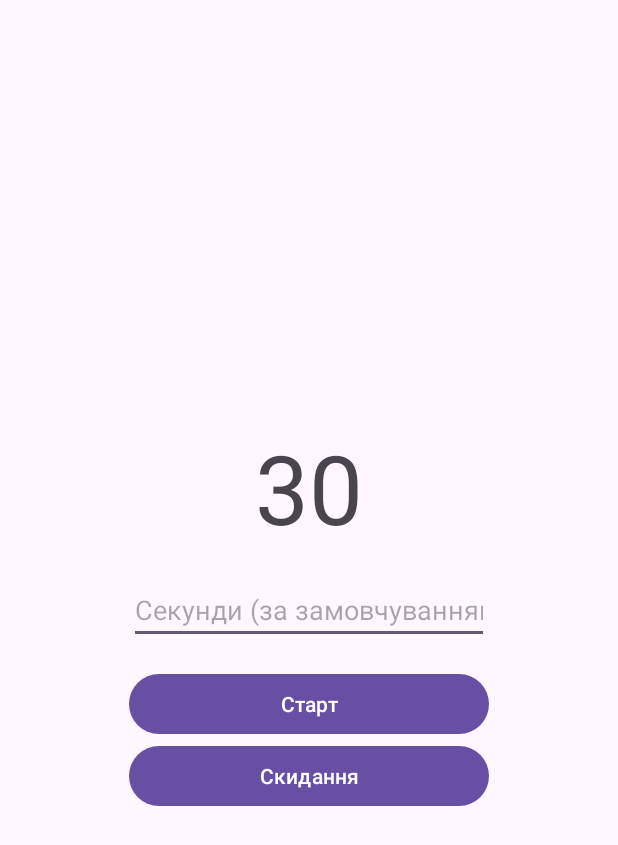
After one commit to shchursasha1/kotlin-course, an Android app: the TimerActivity screen opened directly, with no data from a screen before it, on a phone screen of 412 x 824 dp. The commit adds this screen. Shown: the top 845 px of the screen. Run offline under Robolectric (Android 15) with nearby library versions, the phone set to English and light mode, and no system bars; our stand-ins replace Timber.

Commit message:
add Android homework 2.6 - MVVM Timer

```diff
--- a/android/android_homeworks/app/src/main/AndroidManifest.xml
+++ b/android/android_homeworks/app/src/main/AndroidManifest.xml
@@ -30,6 +30,8 @@
 
         <activity android:name=".SecondActivity" />
 
+        <activity android:name=".TimerActivity" />
+
         <activity
             android:name=".DetailsActivity"
             android:exported="true">
--- a/android/android_homeworks/app/src/main/java/com/example/homework2_1/MainActivity.kt
+++ b/android/android_homeworks/app/src/main/java/com/example/homework2_1/MainActivity.kt
@@ -70,6 +70,10 @@ class MainActivity : AppCompatActivity() {
 
         findViewById<Button>(R.id.openSecondButton).setOnClickListener {
             startActivity(Intent(this, SecondActivity::class.java))
+        }
+
+        findViewById<Button>(R.id.openTimerButton).setOnClickListener {
+            startActivity(Intent(this, TimerActivity::class.java))
         }
     }
 
--- /dev/null
+++ b/android/android_homeworks/app/src/main/java/com/example/homework2_1/TimerActivity.kt
@@ -0,0 +1,48 @@
+package com.example.homework2_1
+
+import android.os.Bundle
+import androidx.activity.enableEdgeToEdge
+import androidx.activity.viewModels
+import androidx.appcompat.app.AppCompatActivity
+import androidx.core.view.ViewCompat
+import androidx.core.view.WindowInsetsCompat
+import com.example.homework2_1.databinding.ActivityTimerBinding
+
+// View: only shows data and passes clicks to the ViewModel
+class TimerActivity : AppCompatActivity() {
+
+    private lateinit var binding: ActivityTimerBinding
+
+    // Returns the same ViewModel after rotation, never create it with TimerViewModel()
+    private val viewModel: TimerViewModel by viewModels()
+
+    override fun onCreate(savedInstanceState: Bundle?) {
+        super.onCreate(savedInstanceState)
+        enableEdgeToEdge()
+        binding = ActivityTimerBinding.inflate(layoutInflater)
+        setContentView(binding.root)
+        ViewCompat.setOnApplyWindowInsetsListener(binding.root) { v, insets ->
+            val systemBars = insets.getInsets(WindowInsetsCompat.Type.systemBars())
+            v.setPadding(systemBars.left, systemBars.top, systemBars.right, systemBars.bottom)
+            insets
+        }
+
+        viewModel.timerLiveData.observe(this) { seconds ->
+            binding.tvTimer.text = seconds.toString()
+        }
+
+        viewModel.isTimerRunning.observe(this) { isRunning ->
+            binding.btnStart.isEnabled = !isRunning
+        }
+
+        binding.btnStart.setOnClickListener {
+            // null if the field is empty or not a number
+            val userSeconds = binding.etSeconds.text.toString().toLongOrNull()
+            viewModel.startTimer(userSeconds)
+        }
+
+        binding.btnReset.setOnClickListener {
+            viewModel.resetTimer()
+        }
+    }
+}
--- /dev/null
+++ b/android/android_homeworks/app/src/main/java/com/example/homework2_1/TimerViewModel.kt
@@ -0,0 +1,57 @@
+package com.example.homework2_1
+
+import androidx.lifecycle.LiveData
+import androidx.lifecycle.MutableLiveData
+import androidx.lifecycle.ViewModel
+import timber.log.Timber
+
+// ViewModel: keeps the screen state and survives screen rotation
+class TimerViewModel : ViewModel() {
+
+    private val timerModel = TimerModel()
+
+    // Only the ViewModel can change the value, the Activity can only observe it
+    private val _timerLiveData = MutableLiveData(DEFAULT_SECONDS)
+    val timerLiveData: LiveData<Long> = _timerLiveData
+
+    private val _isTimerRunning = MutableLiveData(false)
+    val isTimerRunning: LiveData<Boolean> = _isTimerRunning
+
+    init {
+        Timber.d("TimerViewModel created")
+    }
+
+    // userSeconds is null if the input is empty or not a number
+    fun startTimer(userSeconds: Long?) {
+        val seconds = if (userSeconds == null || userSeconds <= 0) DEFAULT_SECONDS else userSeconds
+
+        _timerLiveData.value = seconds
+        _isTimerRunning.value = true
+
+        timerModel.start(
+            seconds,
+            onTick = { secondsLeft -> _timerLiveData.value = secondsLeft },
+            onFinish = {
+                _timerLiveData.value = 0
+                _isTimerRunning.value = false
+            }
+        )
+    }
+
+    fun resetTimer() {
+        timerModel.stop()
+        _timerLiveData.value = DEFAULT_SECONDS
+        _isTimerRunning.value = false
+    }
+
+    // Called once, when the screen is closed for good (not on rotation)
+    override fun onCleared() {
+        super.onCleared()
+        timerModel.stop()
+        Timber.d("TimerViewModel onCleared, timer stopped")
+    }
+
+    companion object {
+        const val DEFAULT_SECONDS = 30L
+    }
+}
--- a/android/android_homeworks/app/src/main/res/layout/activity_main.xml
+++ b/android/android_homeworks/app/src/main/res/layout/activity_main.xml
@@ -101,4 +101,10 @@
         android:layout_height="wrap_content"
         android:text="@string/open_second" />
 
+    <Button
+        android:id="@+id/openTimerButton"
+        android:layout_width="match_parent"
+        android:layout_height="wrap_content"
+        android:text="@string/open_timer" />
+
 </LinearLayout>
--- /dev/null
+++ b/android/android_homeworks/app/src/main/res/layout/activity_timer.xml
@@ -0,0 +1,38 @@
+<?xml version="1.0" encoding="utf-8"?>
+<LinearLayout xmlns:android="http://schemas.android.com/apk/res/android"
+    xmlns:tools="http://schemas.android.com/tools"
+    android:layout_width="match_parent"
+    android:layout_height="match_parent"
+    android:gravity="center"
+    android:orientation="vertical"
+    tools:context=".TimerActivity">
+
+    <TextView
+        android:id="@+id/tvTimer"
+        android:layout_width="wrap_content"
+        android:layout_height="wrap_content"
+        android:text="30"
+        android:textSize="64sp" />
+
+    <EditText
+        android:id="@+id/etSeconds"
+        android:layout_width="240dp"
+        android:layout_height="wrap_content"
+        android:layout_marginTop="16dp"
+        android:hint="@string/timer_seconds_hint"
+        android:inputType="number" />
+
+    <Button
+        android:id="@+id/btnStart"
+        android:layout_width="240dp"
+        android:layout_height="wrap_content"
+        android:layout_marginTop="16dp"
+        android:text="@string/timer_start" />
+
+    <Button
+        android:id="@+id/btnReset"
+        android:layout_width="240dp"
+        android:layout_height="wrap_content"
+        android:text="@string/timer_reset" />
+
+</LinearLayout>
--- a/android/android_homeworks/app/src/main/res/values/strings.xml
+++ b/android/android_homeworks/app/src/main/res/values/strings.xml
@@ -8,4 +8,8 @@
     <string name="count">Лічильник +1</string>
     <string name="open_second">Відкрити SecondActivity</string>
     <string name="second_screen">Це SecondActivity</string>
+    <string name="open_timer">Таймер (MVVM)</string>
+    <string name="timer_seconds_hint">Секунди (за замовчуванням 30)</string>
+    <string name="timer_start">Старт</string>
+    <string name="timer_reset">Скидання</string>
 </resources>
```
Also changed, not shown: android/android_homeworks/app/src/main/java/com/example/homework2_1/TimerModel.kt (added, +35 -0 lines).
